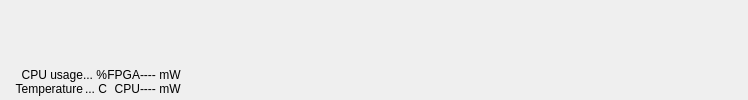
Old version of the form topframe.ui in the repository topic-embedded-products/pr-demo-gui.
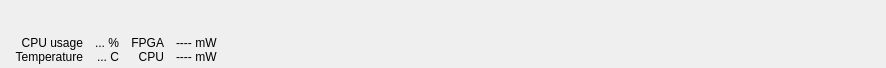
New version of the form. Icons and pictures are not drawn.

Commit message:
Remove floorplan label
Don't display a label above the floorplan bitmap
Hide puzzle pieces based on height as well

The edit to the form file:
```diff
--- a/topframe.ui
+++ b/topframe.ui
@@ -2,6 +2,14 @@
 <ui version="4.0">
  <class>TopPanel</class>
  <widget class="QWidget" name="TopPanel">
+  <property name="geometry">
+   <rect>
+    <x>0</x>
+    <y>0</y>
+    <width>886</width>
+    <height>68</height>
+   </rect>
+  </property>
   <property name="sizePolicy">
    <sizepolicy hsizetype="MinimumExpanding" vsizetype="Minimum">
     <horstretch>0</horstretch>
@@ -112,6 +120,9 @@
          </item>
          <item>
           <layout class="QGridLayout" name="gridLayout">
+           <property name="horizontalSpacing">
+            <number>12</number>
+           </property>
            <item row="0" column="0">
             <widget class="QLabel" name="label_4">
              <property name="text">
```
The commit also changes 3 other files.
